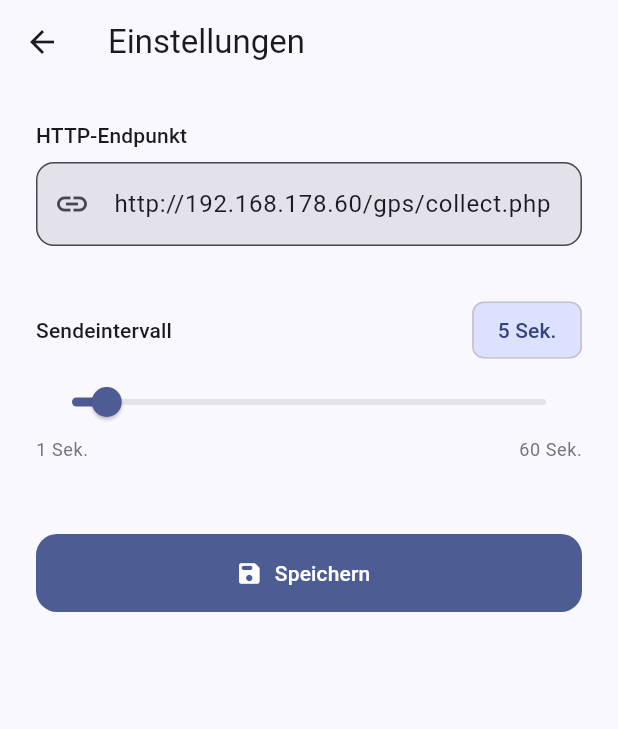
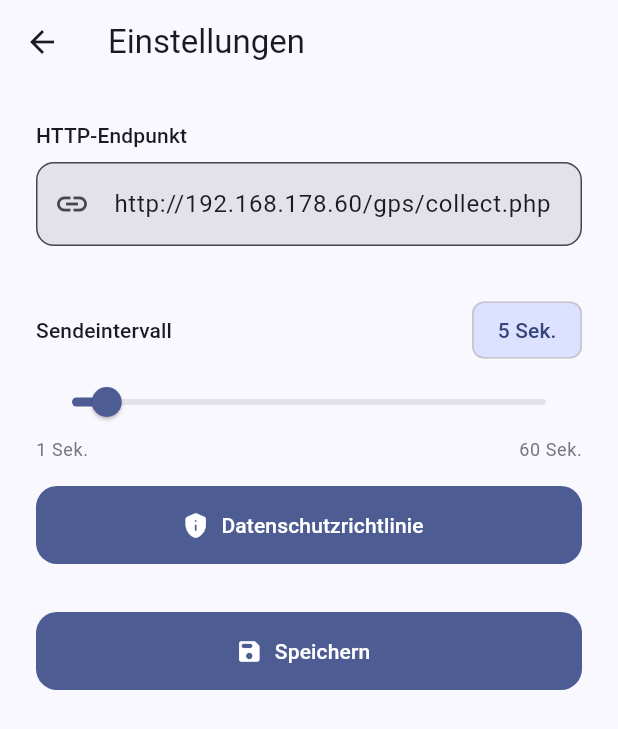
Before and after one commit to gliden/GPS-NMEA-Mobile-App, a Flutter app: the screen it shows after launch, after a tap on the "tune" icon, on a phone screen of 412 x 824 dp. Shown: the top 729 px of the screen. Run offline on Flutter 3.47's test engine with Material 3 defaults, Android fonts, the phone set to English and light mode, and no system bars; our stand-ins replace flutter_local_notifications, geolocator, shared_preferences; missing offline and left inert: flutter_background_service; statements that could not run were skipped.

Commit message:
Updated for release

```diff
--- a/lib/views/settings_screen.dart
+++ b/lib/views/settings_screen.dart
@@ -3,6 +3,7 @@
 import 'package:flutter/material.dart';
 import 'package:provider/provider.dart';
 import '../viewmodels/tracker_viewmodel.dart';
+import 'privacy_policy_screen.dart';
 
 class SettingsScreen extends StatefulWidget {
   const SettingsScreen({super.key});
@@ -80,8 +81,7 @@ class _SettingsScreenState extends State<SettingsScreen> {
             decoration: InputDecoration(
               hintText: 'http://192.168.1.1:8080/gps',
               prefixIcon: const Icon(Icons.link),
-              border: OutlineInputBorder(
-                  borderRadius: BorderRadius.circular(12)),
+              border: OutlineInputBorder(borderRadius: BorderRadius.circular(12)),
               filled: true,
               fillColor: cs.surfaceContainerHighest,
             ),
@@ -93,8 +93,7 @@ class _SettingsScreenState extends State<SettingsScreen> {
           Row(
             mainAxisAlignment: MainAxisAlignment.spaceBetween,
             children: [
-              Text('Sendeintervall',
-                  style: Theme.of(context).textTheme.labelLarge),
+              Text('Sendeintervall', style: Theme.of(context).textTheme.labelLarge),
               Chip(
                 label: Text('$_interval Sek.'),
                 backgroundColor: cs.primaryContainer,
@@ -113,20 +112,28 @@ class _SettingsScreenState extends State<SettingsScreen> {
           Row(
             mainAxisAlignment: MainAxisAlignment.spaceBetween,
             children: [
-              Text('1 Sek.',
-                  style: Theme.of(context)
-                      .textTheme
-                      .bodySmall
-                      ?.copyWith(color: cs.outline)),
-              Text('60 Sek.',
-                  style: Theme.of(context)
-                      .textTheme
-                      .bodySmall
-                      ?.copyWith(color: cs.outline)),
+              Text('1 Sek.', style: Theme.of(context).textTheme.bodySmall?.copyWith(color: cs.outline)),
+              Text('60 Sek.', style: Theme.of(context).textTheme.bodySmall?.copyWith(color: cs.outline)),
             ],
           ),
 
-          const SizedBox(height: 48),
+          const SizedBox(height: 16),
+
+          // ── Datenschutzrichtlinie ────────────────────────────────────────
+          FilledButton.icon(
+            onPressed: () => Navigator.push(
+              context,
+              MaterialPageRoute(builder: (_) => const PrivacyPolicyScreen()),
+            ),
+            icon: const Icon(Icons.privacy_tip_rounded),
+            label: const Text('Datenschutzrichtlinie'),
+            style: FilledButton.styleFrom(
+              minimumSize: const Size.fromHeight(52),
+              shape: RoundedRectangleBorder(borderRadius: BorderRadius.circular(14)),
+            ),
+          ),
+
+          const SizedBox(height: 32),
 
           // ── Speichern ────────────────────────────────────────────────────
           FilledButton.icon(
@@ -135,8 +142,7 @@ class _SettingsScreenState extends State<SettingsScreen> {
             label: const Text('Speichern'),
             style: FilledButton.styleFrom(
               minimumSize: const Size.fromHeight(52),
-              shape: RoundedRectangleBorder(
-                  borderRadius: BorderRadius.circular(14)),
+              shape: RoundedRectangleBorder(borderRadius: BorderRadius.circular(14)),
             ),
           ),
         ],
--- a/pubspec.yaml
+++ b/pubspec.yaml
@@ -3,7 +3,7 @@ description: GPS NMEA-0183 GPRMC tracker with background mode and HTTP POST
 
 publish_to: 'none'
 
-version: 1.0.0+1
+version: 1.0.1+2
 
 environment:
   sdk: '>=3.0.0 <4.0.0'
```
Also changed, not shown: lib/views/privacy_policy_screen.dart (added, +42 -0 lines), 2 other files.
